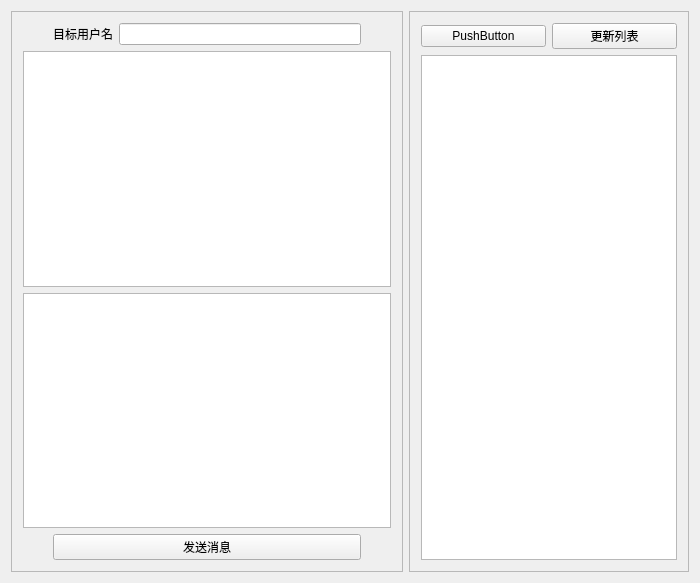
Old version of the form Qt/TcpClient/widget.ui in the repository zj0395/myCode.
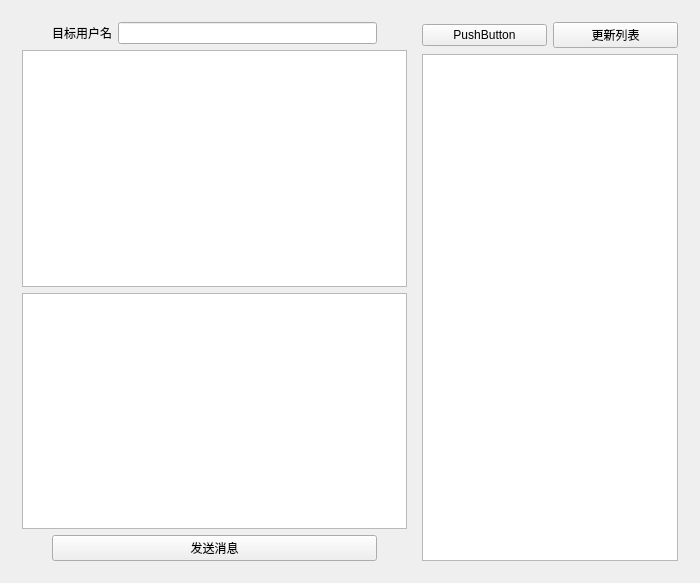
New version of the form.

```diff
--- a/Qt/TcpClient/widget.ui
+++ b/Qt/TcpClient/widget.ui
@@ -13,17 +13,20 @@
   <property name="windowTitle">
    <string>Widget</string>
   </property>
-  <layout class="QGridLayout" name="gridLayout_2">
+  <layout class="QGridLayout" name="gridLayout_3">
    <item row="0" column="0">
     <widget class="QFrame" name="frameChat">
      <property name="frameShape">
-      <enum>QFrame::StyledPanel</enum>
+      <enum>QFrame::NoFrame</enum>
      </property>
      <property name="frameShadow">
       <enum>QFrame::Raised</enum>
      </property>
-     <layout class="QVBoxLayout" name="verticalLayout">
-      <item>
+     <layout class="QGridLayout" name="gridLayout_2">
+      <property name="rightMargin">
+       <number>0</number>
+      </property>
+      <item row="0" column="0">
        <layout class="QHBoxLayout" name="horizontalLayout">
         <property name="leftMargin">
          <number>30</number>
@@ -43,17 +46,10 @@
         </item>
        </layout>
       </item>
-      <item>
-       <widget class="QTextEdit" name="TextRead">
-        <property name="readOnly">
-         <bool>true</bool>
-        </property>
-       </widget>
-      </item>
-      <item>
+      <item row="2" column="0">
        <widget class="QTextEdit" name="TextWrite"/>
       </item>
-      <item>
+      <item row="3" column="0">
        <layout class="QHBoxLayout" name="horizontalLayout_2">
         <property name="leftMargin">
          <number>30</number>
@@ -70,18 +66,28 @@
         </item>
        </layout>
       </item>
+      <item row="1" column="0">
+       <widget class="QTextBrowser" name="TextRead">
+        <property name="readOnly">
+         <bool>true</bool>
+        </property>
+       </widget>
+      </item>
      </layout>
     </widget>
    </item>
    <item row="0" column="1">
     <widget class="QFrame" name="frameUser">
      <property name="frameShape">
-      <enum>QFrame::StyledPanel</enum>
+      <enum>QFrame::NoFrame</enum>
      </property>
      <property name="frameShadow">
       <enum>QFrame::Raised</enum>
      </property>
      <layout class="QGridLayout" name="gridLayout">
+      <property name="leftMargin">
+       <number>9</number>
+      </property>
       <item row="0" column="1">
        <widget class="QPushButton" name="buttonUpdate">
         <property name="text">
@@ -97,7 +103,11 @@
        </widget>
       </item>
       <item row="1" column="0" colspan="2">
-       <widget class="QTreeView" name="userList"/>
+       <widget class="QTableView" name="userList">
+        <property name="textElideMode">
+         <enum>Qt::ElideMiddle</enum>
+        </property>
+       </widget>
       </item>
      </layout>
     </widget>
```
Left out of the diff: 2 changed lines with no effect on the pictures.
